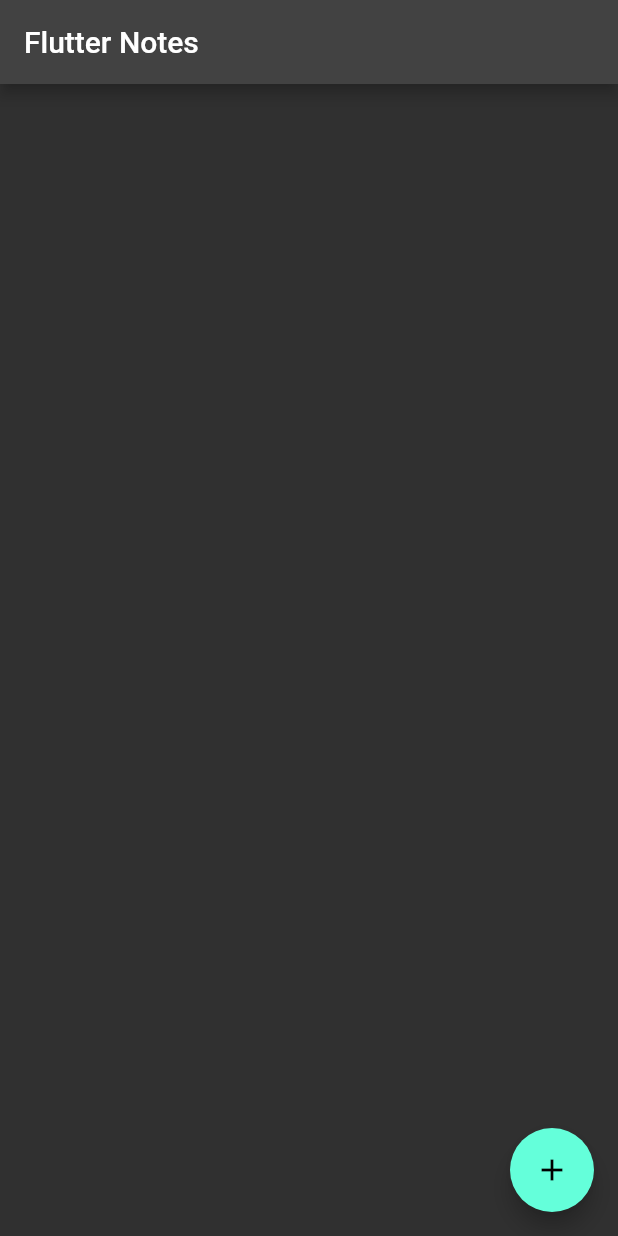
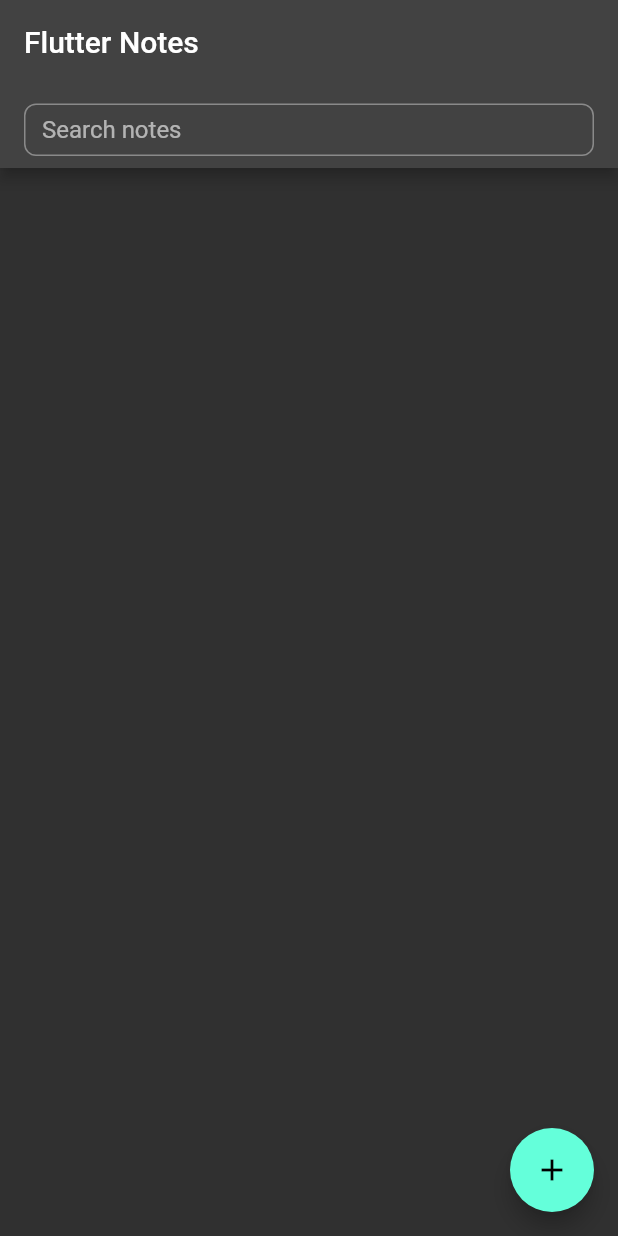
Before and after one commit to Navanit48/notes, a Flutter app: the screen it shows after launch, on a phone screen of 412 x 824 dp. Run offline on Flutter 3.47's test engine with Material 3 defaults, Android fonts, the phone set to English and light mode, and no system bars.

Commit message:
search bar

```diff
--- a/lib/models/note_model.dart
+++ b/lib/models/note_model.dart
@@ -2,6 +2,7 @@ class Note {
   final String id;
   String title; // made mutable
   String body;  // changed to mutable (was final)
+
 
   Note({
     required this.id,
--- a/lib/screens/home_screen.dart
+++ b/lib/screens/home_screen.dart
@@ -13,22 +13,56 @@ class HomeScreen extends StatefulWidget {
 class _HomeScreenState extends State<HomeScreen> {
 
   List<Note> notes = List.empty(growable: true);
+  String searchText = "";
   @override
   Widget build(BuildContext context) {
     return Scaffold(
-      appBar: AppBar(
-        title: const Text("Flutter Notes"),
+  appBar: AppBar(
+    title: const Text("Flutter Notes"),
+    bottom: PreferredSize(
+      preferredSize: Size.fromHeight(56),
+      child: Padding(
+        padding: EdgeInsets.symmetric(horizontal: 16.0, vertical: 8.0),
+        child: TextField(
+          onChanged: (value) {
+            setState(() {
+              searchText = value;
+            });
+          },
+          decoration: InputDecoration(
+            hintText: 'Search notes',
+            border: OutlineInputBorder(
+              borderRadius: BorderRadius.circular(8.0),
+            ),
+            isDense: true,
+            contentPadding: EdgeInsets.symmetric(horizontal: 12, vertical: 8),
+          ),
+        ),
       ),
+    ),
+  ),
 
 
-      body: ListView.builder(
-        itemCount: notes.length,
-        itemBuilder: (context, index){
-          return NoteCard(
-            note: notes[index],
-            index: index,
-            onNoteDeleted: onNoteDeleted,
-            onNoteUpdated: onNoteUpdated, // pass update callback
+      body: Builder(
+        builder: (context) {
+          final filteredNotes = notes
+              .where((n) =>
+                  n.title.toLowerCase().contains(searchText.toLowerCase()))
+              .toList();
+
+          return ListView.builder(
+            itemCount: filteredNotes.length,
+            itemBuilder: (context, index) {
+              final displayedNote = filteredNotes[index];
+              final originalIndex = notes.indexOf(displayedNote);
+
+              return NoteCard(
+                note: displayedNote,
+                index: originalIndex,
+                onNoteDeleted: onNoteDeleted,
+                onNoteUpdated: onNoteUpdated,
+              );
+            },
           );
         },
       ),
```
